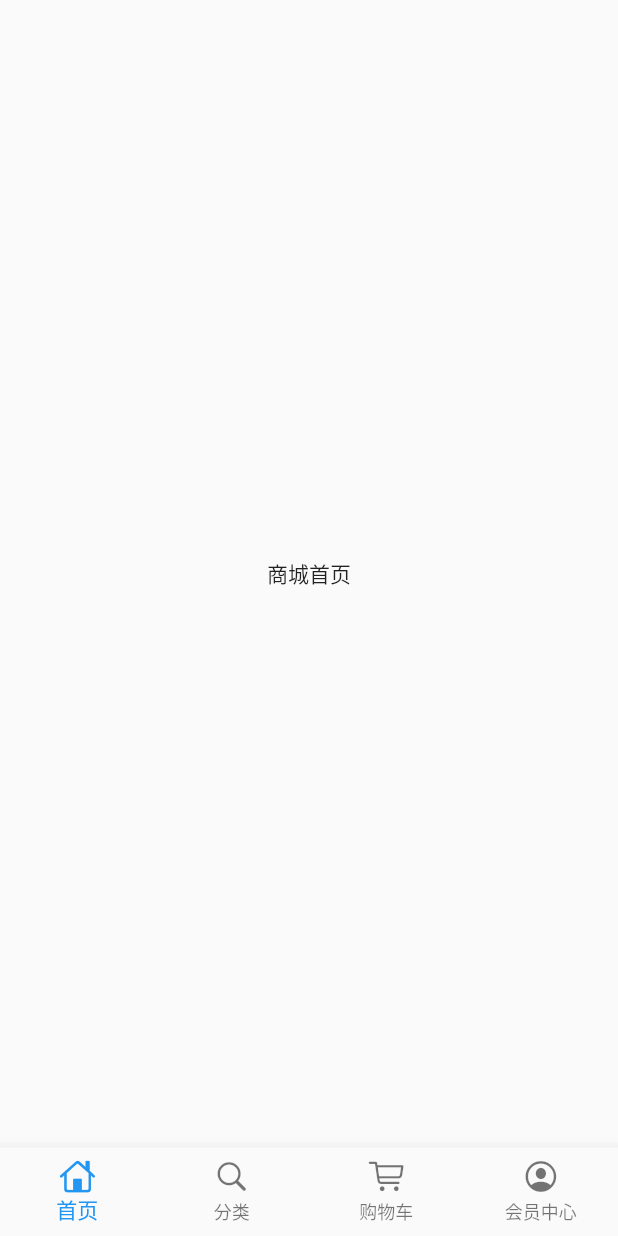
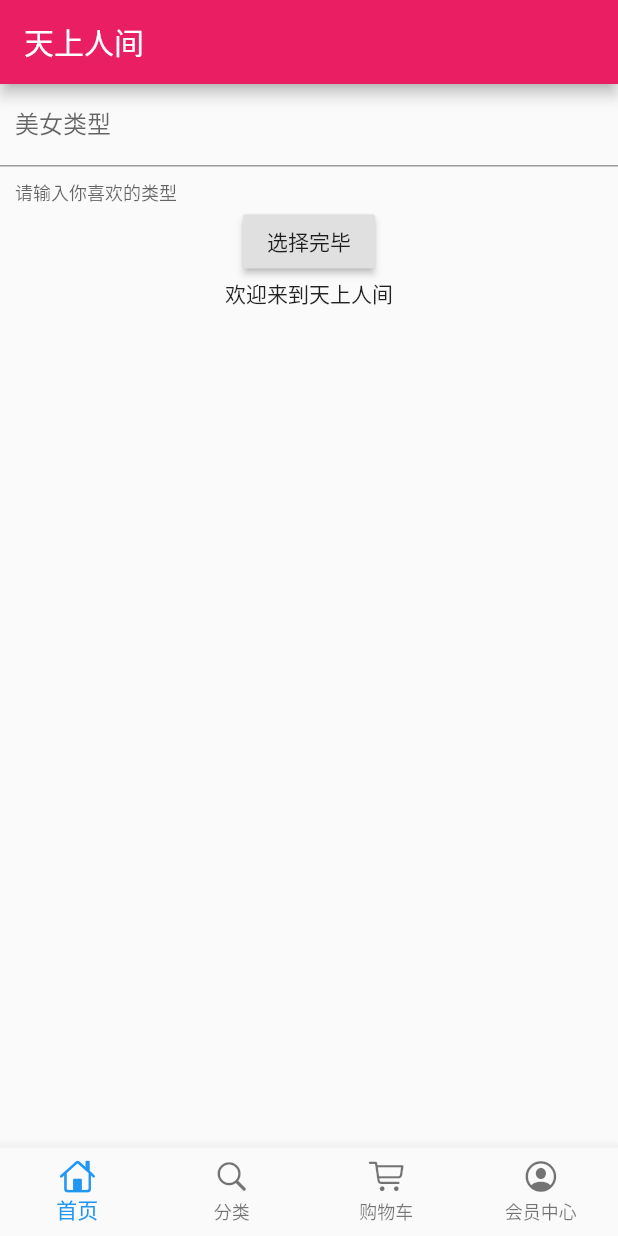
Before and after one commit to chenhao1024/flutter_shop, a Flutter app: the screen it shows after launch, on a phone screen of 412 x 824 dp. Run offline on Flutter 3.47's test engine with Material 2 defaults, Android fonts, the phone set to English and light mode, and no system bars; our stand-ins replace dio.

```diff
--- a/flutter_shop/lib/pages/home_page.dart
+++ b/flutter_shop/lib/pages/home_page.dart
@@ -1,10 +1,94 @@
 import 'package:flutter/material.dart';
+import 'package:dio/dio.dart';
 
-class HomePage extends StatelessWidget{
+
+
+
+
+// class HomePage extends StatelessWidget{
+//   @override
+//   Widget build(BuildContext context) {
+//     return Scaffold(
+//       body: Center(child: Text('商城首页111222'),),
+//     );
+//   }
+
+//   void getHttp() async{
+//     try{
+//       Response response;
+//       var data={'name': 'jishupang'};
+//       response = await Dio().get("https://www.easy-mock.com/mock/5c60131a4bed3a6342711498/baixing/dabaojian?name=大胸美女");
+//       return print(response);
+//     }catch(e){
+//       return print(e);
+//     }
+//   }
+// }
+
+class HomePage extends StatefulWidget {
+  _HomePageState createState() => _HomePageState();
+}
+
+class _HomePageState extends State<HomePage> {
+  TextEditingController typeController = TextEditingController();
+
+  String showText = '欢迎来到天上人间';
+
   @override
-  Widget build(BuildContext context) {
-    return Scaffold(
-      body: Center(child: Text('商城首页'),),
+  Widget build(BuildContext context){
+    return Container(
+      child: Scaffold(appBar: AppBar(title: Text('天上人间'),),
+      body: Container(height: 1000,
+      child: Column(children: <Widget>[
+        TextField(
+          controller: typeController,
+          decoration: InputDecoration(
+            contentPadding: EdgeInsets.all(10),
+            labelText: '美女类型',
+            helperText: '请输入你喜欢的类型'
+          ),
+          autofocus: false,
+        ),
+        RaisedButton(onPressed: _choiceAction,
+        child: Text('选择完毕'),),
+        Text(
+          showText,
+          overflow:TextOverflow.ellipsis,
+          maxLines:2
+        )
+      ],),),),
+
     );
   }
+
+  Future getHttp(String TypeText) async{
+    try{
+      Response response;
+      var data = {'name': TypeText};
+      response = await Dio().post(
+        "https://www.easy-mock.com/mock/5d68d8206bae0f5e52f6429d/example/getGirls",
+        queryParameters: data
+      );
+      return response.data;
+    }catch(e){
+      return print(e);
+    }
+  }
+
+  void _choiceAction(){
+    print('...');
+    if (typeController.text.toString() == ''){
+      showDialog(
+        context: context,
+        builder: (context)=>AlertDialog(title: Text('类型不能为空'),)
+      );
+    }else{
+      getHttp(typeController.text.toString()).then((val){
+        print(val);
+        setState((){
+          showText = val['data']['name'].toString();
+        });
+      });
+    }
+  }
 }
--- a/flutter_shop/pubspec.yaml
+++ b/flutter_shop/pubspec.yaml
@@ -20,9 +20,11 @@ dependencies:
   flutter:
     sdk: flutter
 
+
   # The following adds the Cupertino Icons font to your application.
   # Use with the CupertinoIcons class for iOS style icons.
   cupertino_icons: ^0.1.2
+  dio: ^2.1.16
 
 dev_dependencies:
   flutter_test:
```
Also changed, not shown: flutter_shop/pubspec.lock.
